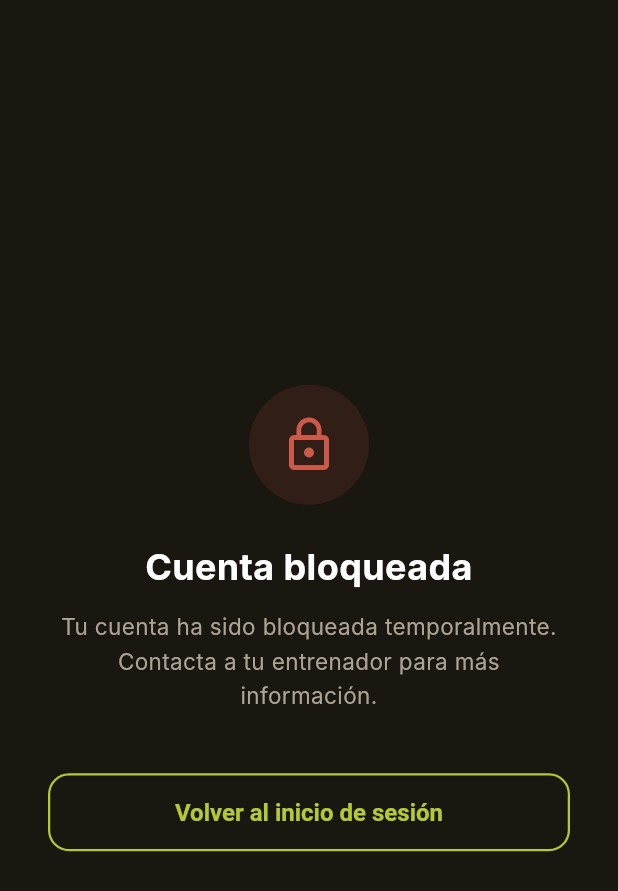
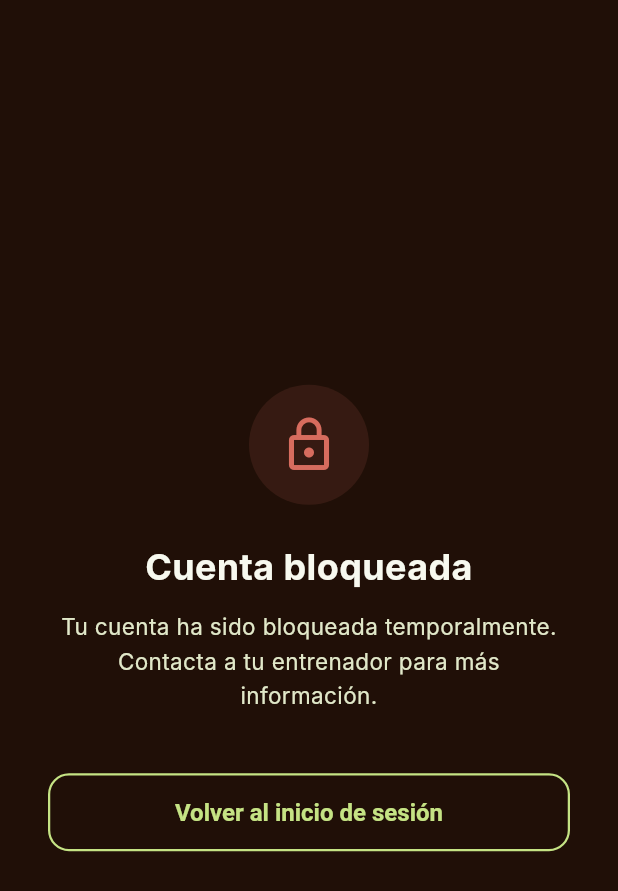
Before and after one commit to carsan-dev/exom-app, a Flutter app: the AccountLockedPage screen opened by its route, on a phone screen of 412 x 824 dp. Shown: the top 891 px of the screen. Run offline on Flutter 3.47's test engine with Material 3 defaults, Android fonts, the phone set to English and light mode, and no system bars; our stand-ins replace cached_network_image, dio, equatable, firebase_auth, firebase_core, firebase_messaging and 11 more; accounts and stored records are empty; network calls fail; Roboto replaces fonts that are missing (Inter).

Commit message:
feat: corregir paleta de colores y añadir modelo anatómico en métricas
  - Actualizar AppColors para coincidir con la paleta oficial del diseño
  - Añadir modo cuerpo interactivo en medidas corporales con toggle lista/cuerpo
  - Reutilizar BodySilhouettePainter compartido con vista frontal/posterior
  - Eliminar código duplicado del painter en recap_form_fields

```diff
--- a/lib/core/theme/app_theme.dart
+++ b/lib/core/theme/app_theme.dart
@@ -3,57 +3,76 @@ import 'package:flutter/material.dart';
 class AppColors {
   AppColors._();
 
-  // ── Brand ──────────────────────────────────────────────────────────────────
-  static const primary = Color(0xFFB5C934);
-  static const primaryHover = Color(0xFF9AAE2A);
-  static const primaryDark = Color(0xFF7E9220);
-  static const primarySoft = Color(0x33B5C934);
-  static const secondary = Color(0xFFD4A844);
-  static const accent = Color(0xFFD4604A);
+  // ── Marca ─────────────────────────────────────────────────────────────────
+  static const primary = Color(0xFFC5E384);
+  static const primaryHover = Color(0xFFD2EB99);
+  static const primaryPressed = Color(0xFFA9C85D);
+  static const primarySoft = Color(0xFFEAF4CC);
+  static const primaryDark = Color(0xFFA9C85D); // alias de pressed
 
-  // ── Backgrounds ────────────────────────────────────────────────────────────
-  static const background = Color(0xFF1A1610);
-  static const backgroundSecondary = Color(0xFF242018);
-  static const backgroundTertiary = Color(0xFF302A20);
+  // ── Fondos ────────────────────────────────────────────────────────────────
+  static const background = Color(0xFF200F07);
+  static const backgroundSecondary = Color(0xFF261209);
+  static const backgroundTertiary = Color(0xFF2E170B);
 
-  // ── Surfaces ───────────────────────────────────────────────────────────────
-  static const surface = Color(0xFF1E1A14);
-  static const surfaceElevated = Color(0xFF262220);
-  static const surfaceVariant = Color(0xFF282420);
-  static const card = Color(0xFF1E1A14);
+  // ── Navegación ────────────────────────────────────────────────────────────
+  static const header = Color(0xFF26140B);
+  static const bottomNav = Color(0xFF241209);
+  static const tabActive = Color(0x29C5E384); // #C5E384 16%
 
-  // Glass surfaces (for glassmorphism)
-  static const surfaceGlass = Color(0xCC1E1A14);
-  static const surfaceGlassLight = Color(0x99282420);
+  // ── Superficies ───────────────────────────────────────────────────────────
+  static const surface = Color(0xFF241209);
+  static const surfaceElevated = Color(0xFF33190C);
+  static const surfaceVariant = Color(0xFF33190C);
+  static const card = Color(0xFF2B150A);
 
-  // ── Borders ────────────────────────────────────────────────────────────────
-  static const borderSoft = Color(0xFF282420);
-  static const borderMedium = Color(0xFF342E24);
-  static const borderStrong = Color(0xFF403830);
-  static const focusRing = Color(0xFFB5C934);
-  static const divider = Color(0xFF302A22);
+  // Glass surfaces
+  static const surfaceGlass = Color(0x332B150A);    // #2B150A 20%
+  static const surfaceGlassLight = Color(0x33C5E384); // #C5E384 20%
 
-  // ── Text ───────────────────────────────────────────────────────────────────
-  static const textPrimary = Color(0xFFFFFFFF);
-  static const textSecondary = Color(0xFFADA498);
-  static const textMuted = Color(0xFF807868);
-  static const textDisabled = Color(0xFF5A5244);
-  static const textOnPrimary = Color(0xFF1A1610);
+  // ── Bordes (derivados de #C5E384) ─────────────────────────────────────────
+  static const borderSoft = Color(0x1AC5E384);   // 10%
+  static const borderMedium = Color(0x29C5E384);  // 16%
+  static const borderStrong = Color(0x3DC5E384);  // 24%
+  static const focusRing = Color(0x52C5E384);     // 32%
+  static const divider = Color(0x1AC5E384);       // 10%
 
-  // ── Icons ──────────────────────────────────────────────────────────────────
-  static const iconDefault = Color(0xFF807868);
+  // ── Texto ─────────────────────────────────────────────────────────────────
+  static const textPrimary = Color(0xFFF7F9EF);
+  static const textSecondary = Color(0xFFE1E8C9);
+  static const textMuted = Color(0xFFB8BEA6);
+  static const textDisabled = Color(0xFF8F947F);
+  static const textOnPrimary = Color(0xFF231208);
 
-  // ── States ─────────────────────────────────────────────────────────────────
-  static const success = Color(0xFF7CB342);
-  static const warning = Color(0xFFD4B840);
-  static const error = Color(0xFFCC5A4A);
-  static const info = Color(0xFF5A86B8);
+  // ── Iconos ────────────────────────────────────────────────────────────────
+  static const iconDefault = Color(0xFFE1E8C9);
 
-  // ── Feature-specific ───────────────────────────────────────────────────────
-  static const dietCard = Color(0xFF3A5028);
-  static const trainingCard = Color(0xFF4A3828);
+  // ── Estados ───────────────────────────────────────────────────────────────
+  static const success = Color(0xFF8CCB68);
+  static const warning = Color(0xFFE5BE58);
+  static const error = Color(0xFFD76C5E);
+  static const info = Color(0xFF7FB5D8);
+
+  // ── Botones ───────────────────────────────────────────────────────────────
+  static const buttonDisabled = Color(0xFF6D7558);
+  static const buttonDanger = Color(0xFFD76C5E);
+  static const buttonDangerHover = Color(0xFFE17B6E);
+  static const buttonDangerPressed = Color(0xFFC95C4E);
+  static const buttonDangerDisabled = Color(0xFF6A4742);
+
+  // ── Feature-specific ──────────────────────────────────────────────────────
+  static const dietCardStart = Color(0xFF1B4822);
+  static const dietCardEnd = Color(0xFF2A6A35);
+  static const trainingCardStart = Color(0xFF552015);
+  static const trainingCardEnd = Color(0xFF7A2E1E);
   static const calorieAccent = Color(0xFFE8943A);
   static const sleepAccent = Color(0xFF9B7FCC);
+
+  // ── Alias legacy ──────────────────────────────────────────────────────────
+  static const secondary = primary;
+  static const accent = error;
+  static const dietCard = dietCardStart;
+  static const trainingCard = trainingCardStart;
 }
 
 class AppTheme {
@@ -136,7 +155,7 @@ class AppTheme {
         ),
       ),
       appBarTheme: const AppBarTheme(
-        backgroundColor: AppColors.background,
+        backgroundColor: AppColors.header,
         foregroundColor: AppColors.textPrimary,
         elevation: 0,
         centerTitle: false,
@@ -204,15 +223,15 @@ class AppTheme {
         ),
       ),
       bottomNavigationBarTheme: const BottomNavigationBarThemeData(
-        backgroundColor: AppColors.surface,
+        backgroundColor: AppColors.bottomNav,
         selectedItemColor: AppColors.primary,
         unselectedItemColor: AppColors.textDisabled,
         type: BottomNavigationBarType.fixed,
         elevation: 0,
       ),
       navigationBarTheme: NavigationBarThemeData(
-        backgroundColor: AppColors.surface,
-        indicatorColor: AppColors.primarySoft,
+        backgroundColor: AppColors.bottomNav,
+        indicatorColor: AppColors.tabActive,
         iconTheme: WidgetStateProperty.resolveWith((states) {
           if (states.contains(WidgetState.selected)) {
             return const IconThemeData(color: AppColors.primary);
```
